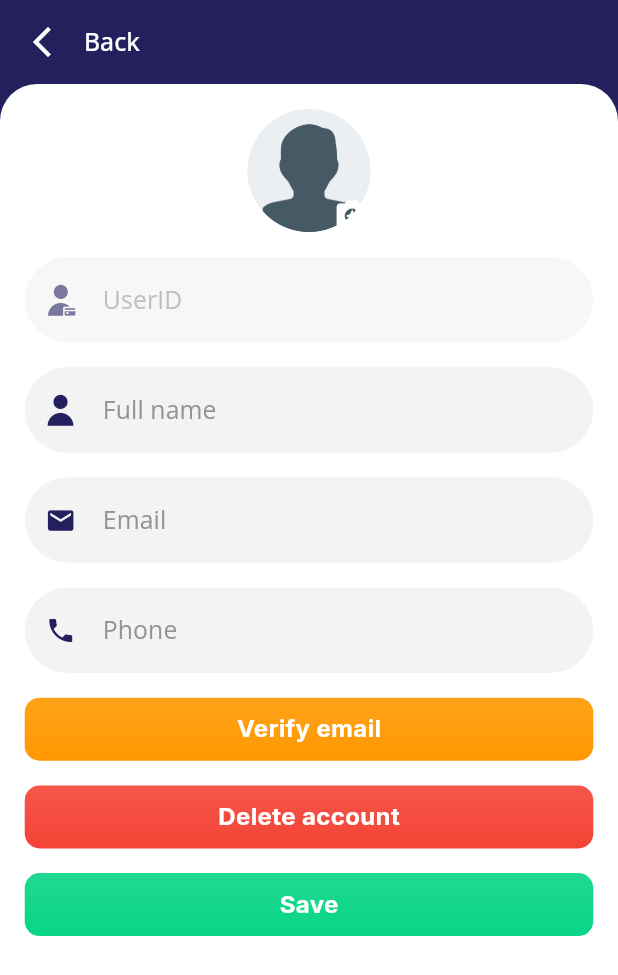
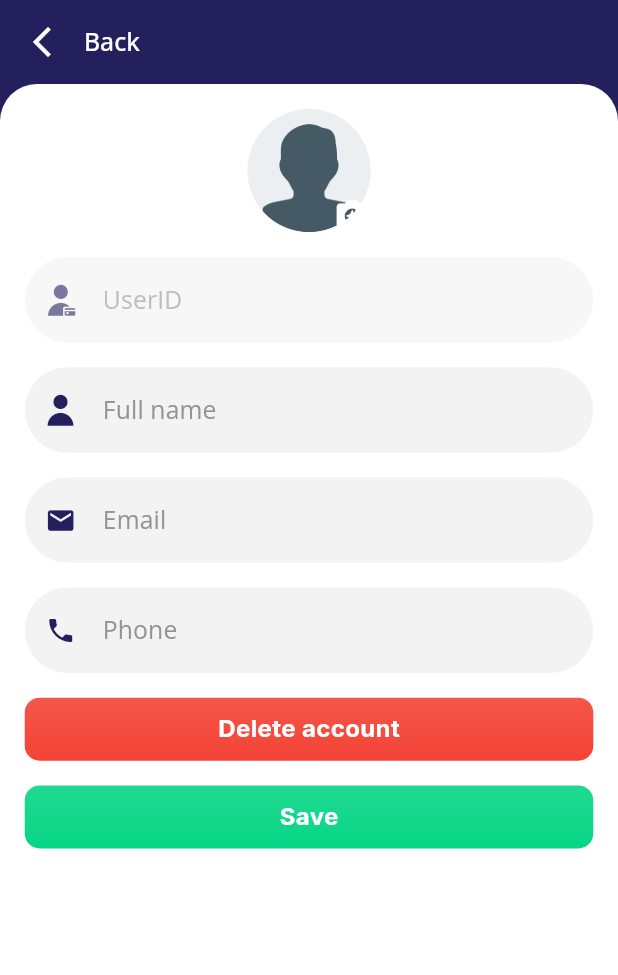
Before and after one commit to tqdaoinfo108/golf_newui, a Flutter app: the ProfileScreen screen opened by its route, on a phone screen of 412 x 824 dp. Shown: the top 975 px of the screen. Run offline on Flutter 3.47's test engine with Material 3 defaults, Android fonts, the phone set to English and light mode, and no system bars; our stand-ins replace auto_size_text, dio, expandable, firebase_core, firebase_messaging, flutter_credit_card and 12 more; missing offline and left inert: flutter_facebook_auth, flutter_line_sdk, hl_image_picker_pro, loadmore, tiengviet; accounts and stored records are empty; generated files the repository leaves out were written again; network calls fail; statements that could not run were skipped; project files that could hold a hidden picture were left out.

Commit message:
update
update

```diff
--- a/lib/main.dart
+++ b/lib/main.dart
@@ -1,7 +1,6 @@
 import 'package:firebase_core/firebase_core.dart';
 import 'package:firebase_messaging/firebase_messaging.dart';
 import 'package:flutter/material.dart';
-import 'package:flutter/rendering.dart';
 import 'package:flutter_line_sdk/flutter_line_sdk.dart';
 import 'package:get/get.dart';
 import 'package:golf_uiv2/router/app_pages.dart';
@@ -31,7 +30,7 @@ Future<void> _firebaseMessagingBackgroundHandler(RemoteMessage message) async {
 void main() async {
   /// Set up Line Sdk
   WidgetsFlutterBinding.ensureInitialized();
-  LineSDK.instance.setup("2007243633").then((_) {
+  LineSDK.instance.setup("2007478079").then((_) {
     print("LineSDK Prepared");
   });
   // init firebase message
--- a/lib/screens/profile/profile_screen.dart
+++ b/lib/screens/profile/profile_screen.dart
@@ -124,32 +124,32 @@ class ProfileScreen extends GetView<ProfileController> {
                   ),
                   SizedBox(height: 2.0.h),
 
-                  Visibility(
-                      visible: !_controller.isVerifiedAccount,
-                      child: AbsorbPointer(
-                        absorbing: _controller.isSentVerify,
-                        child: Opacity(
-                          opacity: !_controller.isSentVerify ? 1.0 : 0.2,
-                          child: DefaultButton(
-                            text: 'verify_email'.tr +
-                                (_controller.availableVerifyTimeLeft > 0
-                                    ? ' (${controller.availableVerifyTimeLeft})'
-                                    : ''),
-                            textColor: Colors.white,
-                            backgroundColor: Colors.orange,
-                            press: () async {
-                              // Unfocus Textfield
-                              _fullNameFocusNode.unfocus();
-                              _emailFocusNode.unfocus();
-                              _passwordFocusNode.unfocus();
-                              _confirmPasswordFocusNode.unfocus();
+                  // Visibility(
+                  //     visible: !_controller.isVerifiedAccount,
+                  //     child: AbsorbPointer(
+                  //       absorbing: _controller.isSentVerify,
+                  //       child: Opacity(
+                  //         opacity: !_controller.isSentVerify ? 1.0 : 0.2,
+                  //         child: DefaultButton(
+                  //           text: 'verify_email'.tr +
+                  //               (_controller.availableVerifyTimeLeft > 0
+                  //                   ? ' (${controller.availableVerifyTimeLeft})'
+                  //                   : ''),
+                  //           textColor: Colors.white,
+                  //           backgroundColor: Colors.orange,
+                  //           press: () async {
+                  //             // Unfocus Textfield
+                  //             _fullNameFocusNode.unfocus();
+                  //             _emailFocusNode.unfocus();
+                  //             _passwordFocusNode.unfocus();
+                  //             _confirmPasswordFocusNode.unfocus();
 
-                              verifyEmailAccount();
-                            },
-                          ),
-                        ),
-                      )),
-                  SizedBox(height: 2.0.h),
+                  //             verifyEmailAccount();
+                  //           },
+                  //         ),
+                  //       ),
+                  //     )),
+                  // SizedBox(height: 2.0.h),
 
                   Visibility(
                       visible: controller.isRemoveUser,
```
